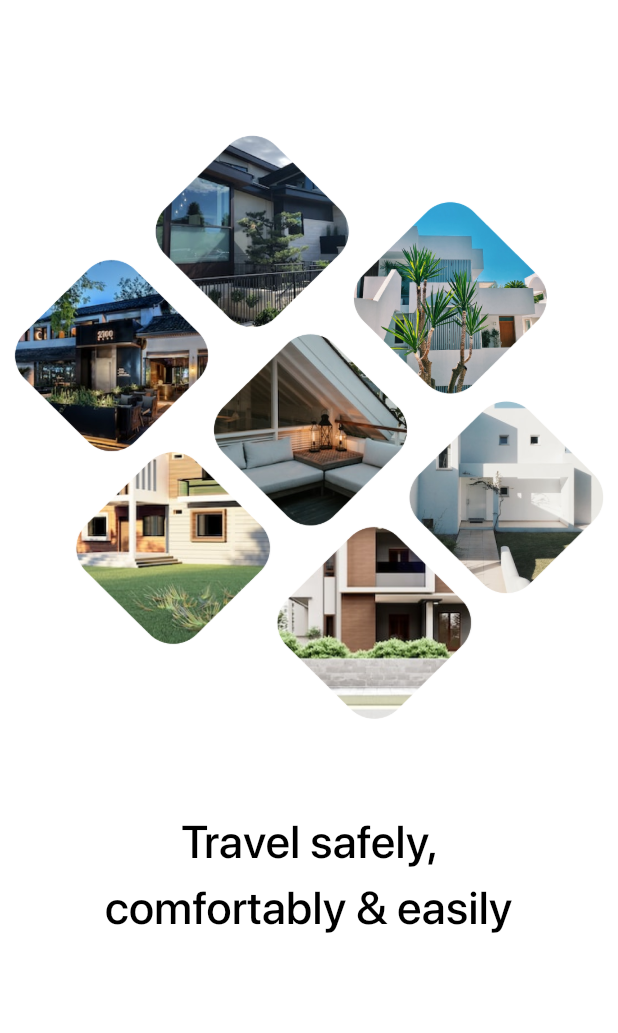
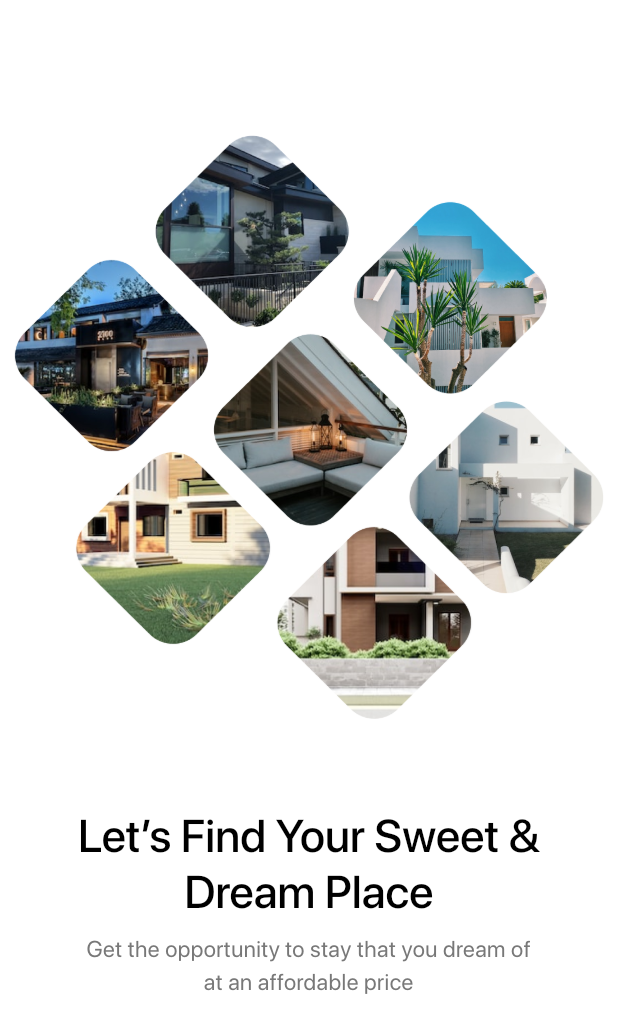
Before and after one commit to ahmedjamal22290/Booking_App, a Flutter app: the screen it shows after launch, swiped to page 3, on a phone screen of 412 x 824 dp. Shown: the top 1033 px of the screen. Run offline on Flutter 3.47's test engine with Material 3 defaults, Android fonts, the phone set to English and light mode, and no system bars; project files that could hold a hidden picture were left out.

Commit message:
add texts to welcome views

```diff
--- a/lib/core/utils/styles.dart
+++ b/lib/core/utils/styles.dart
@@ -1,10 +1,19 @@
 import 'package:flutter/material.dart';
 
 abstract class Styles {
-  static const TextStyle headlines = TextStyle(
+  static const TextStyle headlines1 = TextStyle(
     fontSize: 30.53,
     color: Colors.black,
     fontFamily: 'sf_pro',
+    letterSpacing: 0.02,
+    height: 1.2,
     fontWeight: FontWeight.w500,
   );
+  static const TextStyle description1 = TextStyle(
+    fontSize: 15.26,
+    color: Color(0xff787878),
+    fontFamily: 'sf_pro',
+    fontWeight: FontWeight.w400,
+    letterSpacing: 0.3,
+  );
 }
--- a/lib/features/start/presention/views/widgets/first_view.dart
+++ b/lib/features/start/presention/views/widgets/first_view.dart
@@ -39,9 +39,18 @@ class FirstView extends StatelessWidget {
               crossAxisAlignment: CrossAxisAlignment.center,
               children: [
                 Text(
-                  'Travel safely, comfortably & easily',
-                  style: Styles.headlines,
+                  'Your journey begins with comfort and care.',
+                  style: Styles.headlines1,
                   textAlign: TextAlign.center,
+                ),
+                SizedBox(height: 8.8),
+                Padding(
+                  padding: EdgeInsets.symmetric(horizontal: 12.0),
+                  child: Text(
+                    'Start your trip stress-free with smooth check-ins and cozy stays designed for your comfort.',
+                    style: Styles.description1,
+                    textAlign: TextAlign.center,
+                  ),
                 ),
               ],
             ))
--- a/lib/features/start/presention/views/widgets/second_view.dart
+++ b/lib/features/start/presention/views/widgets/second_view.dart
@@ -95,9 +95,18 @@ class _SecondViewState extends State<SecondView>
                     crossAxisAlignment: CrossAxisAlignment.center,
                     children: [
                       Text(
-                        'Travel safely, comfortably & easily',
-                        style: Styles.headlines,
+                        'Relax. Unwind. Feel at home, wherever you go.',
+                        style: Styles.headlines1,
                         textAlign: TextAlign.center,
+                      ),
+                      SizedBox(height: 8.8),
+                      Padding(
+                        padding: EdgeInsets.symmetric(horizontal: 12.0),
+                        child: Text(
+                          'Enjoy a warm, welcoming stay that feels just like home — with a touch of hotel luxury.',
+                          style: Styles.description1,
+                          textAlign: TextAlign.center,
+                        ),
                       ),
                     ],
                   ))
--- a/lib/features/start/presention/views/widgets/thired_view.dart
+++ b/lib/features/start/presention/views/widgets/thired_view.dart
@@ -134,9 +134,18 @@ class _ThiredViewState extends State<ThiredView>
                     crossAxisAlignment: CrossAxisAlignment.center,
                     children: [
                       Text(
-                        'Travel safely, comfortably & easily',
-                        style: Styles.headlines,
+                        'Let’s Find Your Sweet & Dream Place',
+                        style: Styles.headlines1,
                         textAlign: TextAlign.center,
+                      ),
+                      SizedBox(height: 8.8),
+                      Padding(
+                        padding: EdgeInsets.symmetric(horizontal: 12.0),
+                        child: Text(
+                          'Get the opportunity to stay that you dream of at an affordable price',
+                          style: Styles.description1,
+                          textAlign: TextAlign.center,
+                        ),
                       ),
                     ],
                   ))
```
